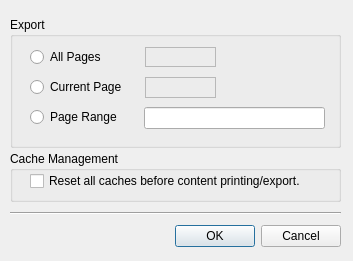
trevorsandy/lpub3d, file mainApp/dialogexportpages.ui: the form before one commit.
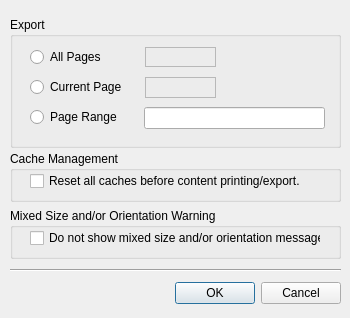
The form after the commit.

Commit message: 02-10 (04-mixed-page-sizes-message.patch) 02-change-modelDisplay-condition-to-OR.patch 03-remove-unnecessary-metaitem-declarations.patch 04-mixed-page-sizes-message.patch 05-replace-print-with-export.patch 06-page-attributes-used-uninitialised.patch 06a-page-attributes-used-unitialised-updte.patch 07-library-copy-button-used-uninitialised.patch 08-wait-condition-threads-waiting.patch 09-printfile-fillClear-used-unitialised.patch

The edit to the form file:
```diff
--- a/mainApp/dialogexportpages.ui
+++ b/mainApp/dialogexportpages.ui
@@ -6,8 +6,8 @@
    <rect>
     <x>0</x>
     <y>0</y>
-    <width>353</width>
-    <height>261</height>
+    <width>350</width>
+    <height>318</height>
    </rect>
   </property>
   <property name="windowTitle">
@@ -17,7 +17,7 @@
    <property name="geometry">
     <rect>
      <x>10</x>
-     <y>220</y>
+     <y>277</y>
      <width>331</width>
      <height>32</height>
     </rect>
@@ -139,7 +139,7 @@
    <property name="geometry">
     <rect>
      <x>10</x>
-     <y>203</y>
+     <y>260</y>
      <width>331</width>
      <height>20</height>
     </rect>
@@ -177,6 +177,35 @@
     </property>
    </widget>
   </widget>
+  <widget class="QGroupBox" name="groupBoxMixedPageSizes">
+   <property name="geometry">
+    <rect>
+     <x>10</x>
+     <y>208</y>
+     <width>331</width>
+     <height>51</height>
+    </rect>
+   </property>
+   <property name="title">
+    <string>Mixed Size and/or Orientation Warning</string>
+   </property>
+   <widget class="QCheckBox" name="checkBoxIgnoreMixedPageSizes">
+    <property name="geometry">
+     <rect>
+      <x>20</x>
+      <y>20</y>
+      <width>291</width>
+      <height>20</height>
+     </rect>
+    </property>
+    <property name="toolTip">
+     <string>Ignore mixed page size and/or orientation message when previewing pages.</string>
+    </property>
+    <property name="text">
+     <string>Do not show mixed size and/or orientation message</string>
+    </property>
+   </widget>
+  </widget>
  </widget>
  <resources/>
  <connections>
```
Left out of the diff: 78 changed lines with no effect on the pictures. The commit also changes 24 other files.
